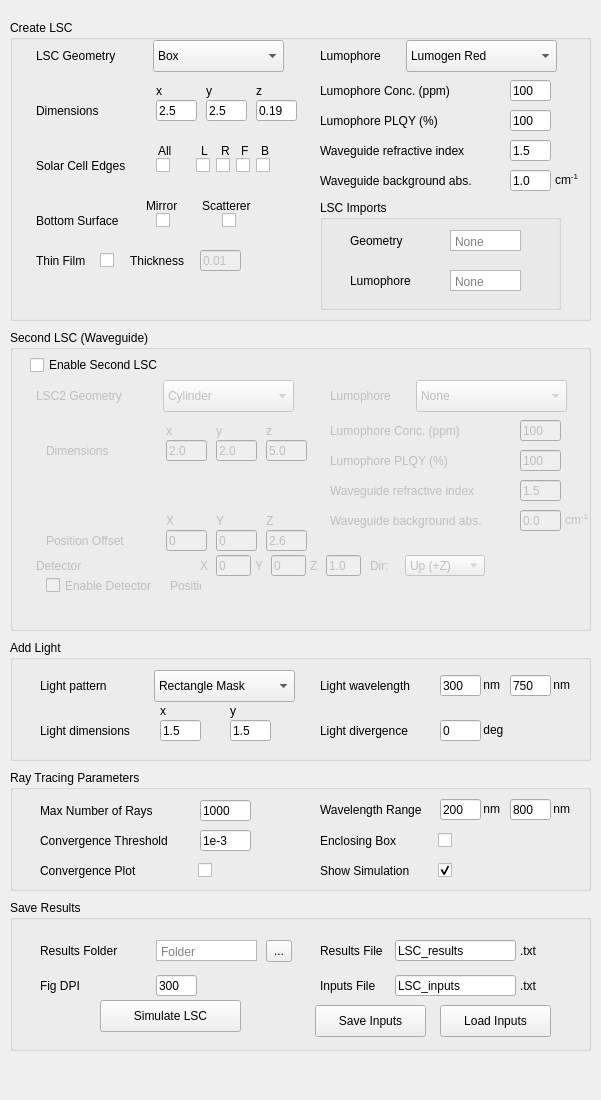
Above: GUI/form.ui from ZZ2k-IC/pvtrace-master before the change. Below: the same form after it.
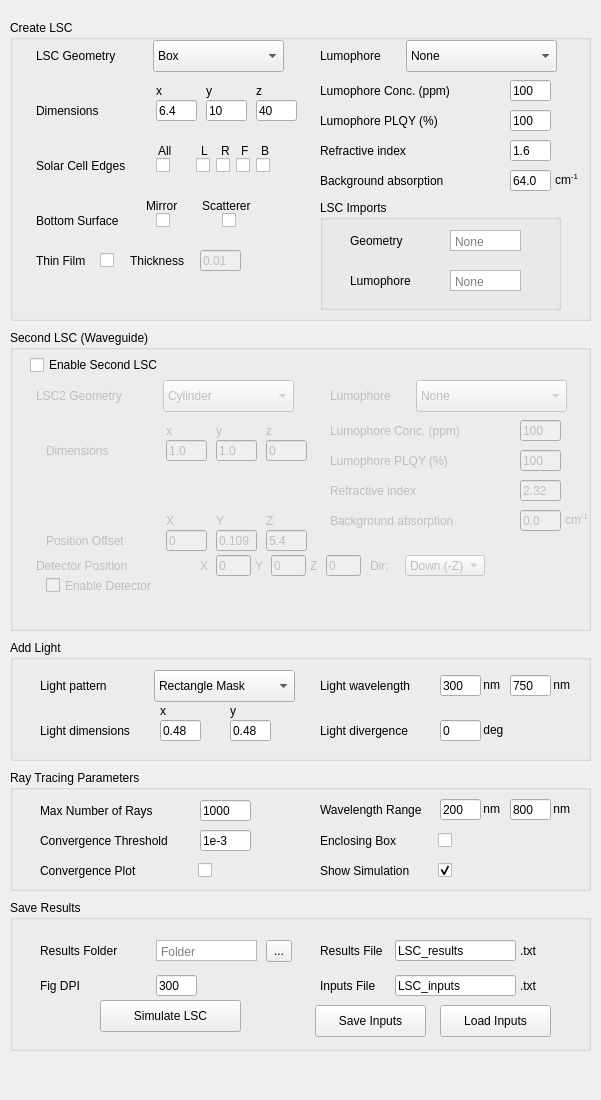
That is the form after the change.

Commit message: add customized direction and histograms of absorption, disabled corrected_adjacent

What changed in the file:
```diff
--- a/GUI/form.ui
+++ b/GUI/form.ui
@@ -98,7 +98,7 @@
       </rect>
      </property>
      <property name="text">
-      <string>2.5</string>
+      <string>10</string>
      </property>
      <property name="placeholderText">
       <string>x/y</string>
@@ -290,7 +290,7 @@
       </rect>
      </property>
      <property name="text">
-      <string>0.19</string>
+      <string>40</string>
      </property>
      <property name="placeholderText">
       <string>z</string>
@@ -319,7 +319,7 @@
       </rect>
      </property>
      <property name="text">
-      <string>2.5</string>
+      <string>6.4</string>
      </property>
      <property name="placeholderText">
       <string>x/y</string>
@@ -334,16 +334,6 @@
        <height>32</height>
       </rect>
      </property>
-     <item>
-      <property name="text">
-       <string>Lumogen Red</string>
-      </property>
-     </item>
-     <item>
-      <property name="text">
-       <string>Import Custom</string>
-      </property>
-     </item>
      <item>
       <property name="text">
        <string>None</string>
@@ -581,7 +571,7 @@
       </rect>
      </property>
      <property name="text">
-      <string>1.0</string>
+      <string>64.0</string>
      </property>
      <property name="placeholderText">
       <string>x/y</string>
@@ -597,7 +587,7 @@
       </rect>
      </property>
      <property name="text">
-      <string>Waveguide background abs.</string>
+      <string>Background absorption</string>
      </property>
     </widget>
     <widget class="QLabel" name="label_55">
@@ -678,7 +668,7 @@
       </rect>
      </property>
      <property name="text">
-      <string>Waveguide refractive index</string>
+      <string>Refractive index</string>
      </property>
     </widget>
     <widget class="QLineEdit" name="lineEdit_24">
@@ -691,7 +681,7 @@
       </rect>
      </property>
      <property name="text">
-      <string>1.5</string>
+      <string>1.6</string>
      </property>
      <property name="placeholderText">
       <string>x/y</string>
@@ -795,7 +785,7 @@
     </rect>
     </property>
     <property name="text">
-    <string>Detector</string>
+    <string>Detector Position</string>
     </property>
     </widget>
 
@@ -817,20 +807,6 @@
     </property>
     </widget>
 
-    <!-- Detector Position Controls -->
-    <widget class="QLabel" name="label_detector_pos">
-    <property name="geometry">
-    <rect>
-    <x>150</x>
-    <y>195</y>
-    <width>31</width>
-    <height>21</height>
-    </rect>
-    </property>
-    <property name="text">
-    <string>Position:</string>
-    </property>
-    </widget>
 
     <widget class="QLabel" name="label_detector_X">
     <property name="geometry">
@@ -912,7 +888,7 @@
     </rect>
     </property>
     <property name="text">
-    <string>1.0</string>
+    <string>0</string>
     </property>
     </widget>
 
@@ -940,11 +916,6 @@
     <height>21</height>
     </rect>
     </property>
-    <item>
-    <property name="text">
-    <string>Up (+Z)</string>
-    </property>
-    </item>
     <item>
     <property name="text">
     <string>Down (-Z)</string>
@@ -1057,7 +1028,7 @@
       </rect>
      </property>
      <property name="text">
-      <string>2.0</string>
+      <string>1.0</string>
      </property>
      <property name="placeholderText">
       <string>x</string>
@@ -1088,7 +1059,7 @@
       </rect>
      </property>
      <property name="text">
-      <string>2.0</string>
+      <string>1.0</string>
      </property>
      <property name="placeholderText">
       <string>y</string>
@@ -1119,7 +1090,7 @@
       </rect>
      </property>
      <property name="text">
-      <string>5.0</string>
+      <string>0</string>
      </property>
      <property name="placeholderText">
       <string>z</string>
@@ -1234,7 +1205,7 @@
       </rect>
      </property>
      <property name="text">
-      <string>Waveguide refractive index</string>
+      <string>Refractive index</string>
      </property>
     </widget>
     
@@ -1248,7 +1219,7 @@
       </rect>
      </property>
      <property name="text">
-      <string>1.5</string>
+      <string>2.32</string>
      </property>
     </widget>
         
@@ -1262,7 +1233,7 @@
       </rect>
      </property>
      <property name="text">
-      <string>Waveguide background abs.</string>
+      <string>Background absorption</string>
      </property>
     </widget>
     
@@ -1361,7 +1332,7 @@
       </rect>
      </property>
      <property name="text">
-      <string>0</string>
+      <string>0.109</string>
      </property>
     </widget>
     
@@ -1389,7 +1360,7 @@
       </rect>
      </property>
      <property name="text">
-      <string>2.6</string>
+      <string>5.4</string>
      </property>
     </widget>
     
@@ -1536,7 +1507,7 @@
      </rect>
     </property>
     <property name="text">
-     <string>1.5</string>
+     <string>0.48</string>
     </property>
     <property name="placeholderText">
      <string>y</string>
@@ -1552,7 +1523,7 @@
      </rect>
     </property>
     <property name="text">
-     <string>1.5</string>
+     <string>0.48</string>
     </property>
     <property name="placeholderText">
      <string>x</string>
```
Left out of the diff: 15 changed lines with no effect on the pictures. The commit also changes 7 other files.
